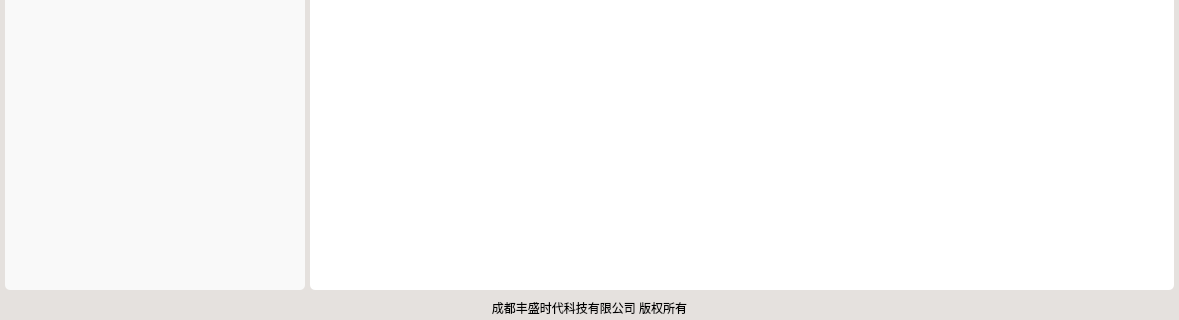
This is views/mainUi.ui in jamesandjim/wisdom_site as Qt 5 draws it before an edit; both pictures show x 0 to 1179 and y 480 to 800 of the 1179 by 800 pixel window. The edited form follows.
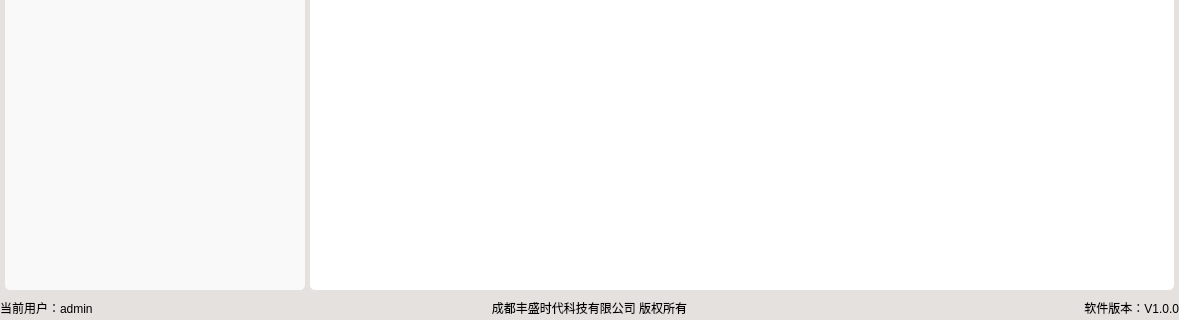
This is the edited form. Icons and pictures are not drawn.

What changed in the file:
```diff
--- a/views/mainUi.ui
+++ b/views/mainUi.ui
@@ -531,7 +531,16 @@
       </layout>
      </item>
      <item>
-      <widget class="QLabel" name="label_2">
+      <layout class="QHBoxLayout" name="horizontalLayout_4">
+       <item>
+        <widget class="QLabel" name="lable_user">
+         <property name="text">
+          <string>当前用户：admin</string>
+         </property>
+        </widget>
+       </item>
+       <item>
+        <widget class="QLabel" name="label_company">
        <property name="minimumSize">
         <size>
          <width>0</width>
@@ -551,6 +560,18 @@
         <set>Qt::AlignCenter</set>
        </property>
       </widget>
+       </item>
+       <item>
+        <widget class="QLabel" name="lable_ver">
+         <property name="text">
+          <string>软件版本：V1.0.0</string>
+         </property>
+         <property name="alignment">
+          <set>Qt::AlignRight|Qt::AlignTrailing|Qt::AlignVCenter</set>
+         </property>
+        </widget>
+       </item>
+      </layout>
      </item>
     </layout>
    </item>
```
Lines whose indentation alone changed are shown as unchanged.
